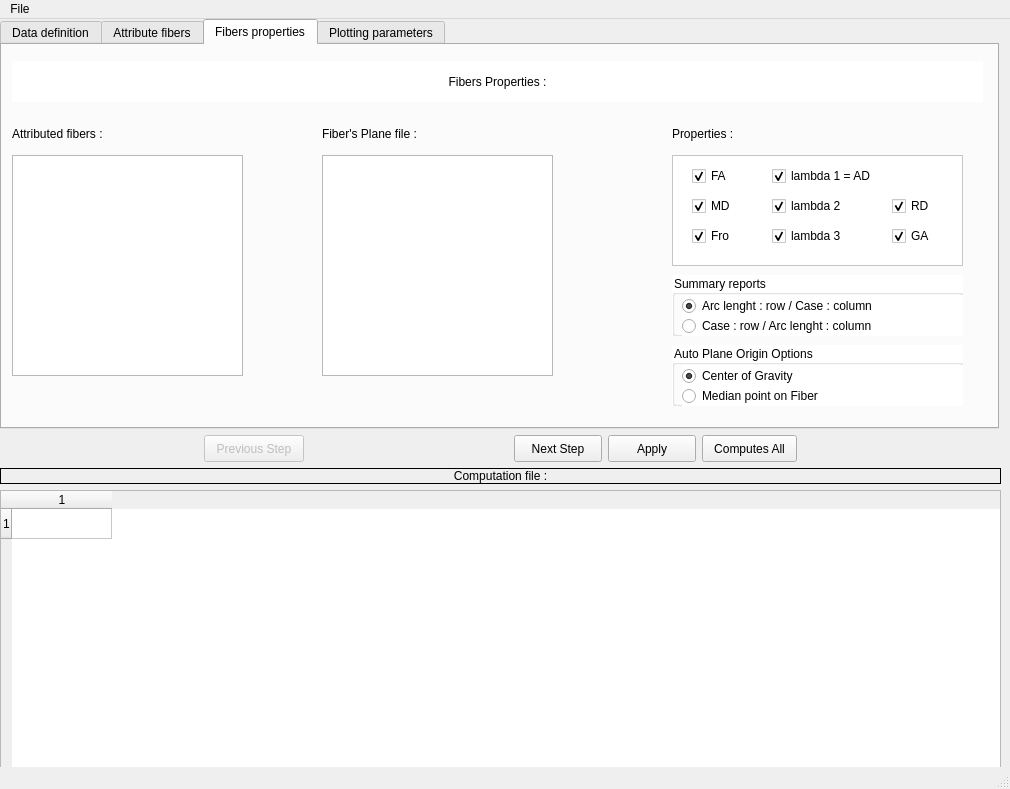
NIRALUser/DTIFiberTractStatistics, file Applications/DTIAtlasFiberAnalyzer/DTIAtlasFiberAnalyzerguiwindow.ui: the form before one commit.
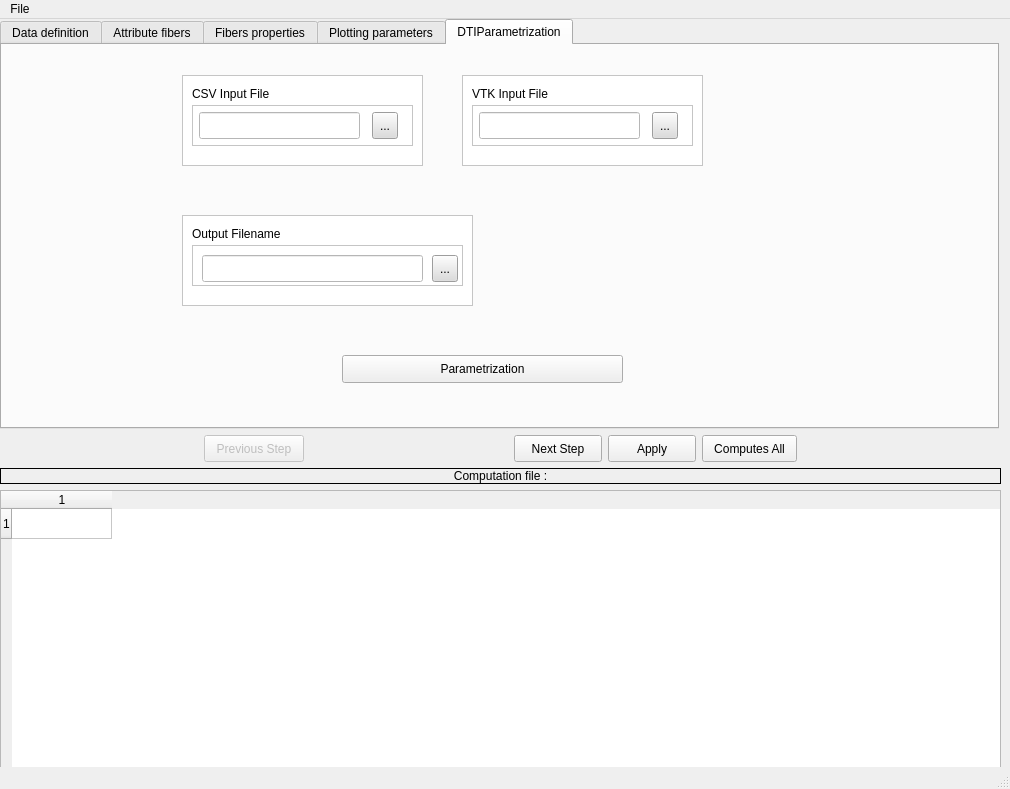
The form after the commit.

The edit to the form file:
```diff
--- a/Applications/DTIAtlasFiberAnalyzer/DTIAtlasFiberAnalyzerguiwindow.ui
+++ b/Applications/DTIAtlasFiberAnalyzer/DTIAtlasFiberAnalyzerguiwindow.ui
@@ -218,7 +218,7 @@
         <string notr="true"/>
        </property>
        <property name="currentIndex">
-        <number>2</number>
+        <number>4</number>
        </property>
        <property name="usesScrollButtons">
         <bool>true</bool>
@@ -1277,7 +1277,7 @@
          <property name="geometry">
           <rect>
            <x>320</x>
-           <y>80</y>
+           <y>70</y>
            <width>241</width>
            <height>17</height>
           </rect>
@@ -1303,7 +1303,7 @@
          <property name="geometry">
           <rect>
            <x>320</x>
-           <y>110</y>
+           <y>130</y>
            <width>231</width>
            <height>221</height>
           </rect>
@@ -1319,7 +1319,7 @@
          <property name="geometry">
           <rect>
            <x>10</x>
-           <y>80</y>
+           <y>90</y>
            <width>241</width>
            <height>17</height>
           </rect>
@@ -1332,7 +1332,7 @@
          <property name="geometry">
           <rect>
            <x>10</x>
-           <y>110</y>
+           <y>130</y>
            <width>231</width>
            <height>221</height>
           </rect>
@@ -1470,6 +1470,255 @@
          </property>
         </widget>
        </widget>
+       <widget class="QWidget" name="DTIParametrization">
+        <attribute name="title">
+         <string>DTIParametrization</string>
+        </attribute>
+        <widget class="QFrame" name="loadparamframe_2">
+         <property name="enabled">
+          <bool>true</bool>
+         </property>
+         <property name="geometry">
+          <rect>
+           <x>180</x>
+           <y>30</y>
+           <width>241</width>
+           <height>91</height>
+          </rect>
+         </property>
+         <property name="styleSheet">
+          <string notr="true">background-color: rgb(255, 255, 255);</string>
+         </property>
+         <property name="frameShape">
+          <enum>QFrame::StyledPanel</enum>
+         </property>
+         <property name="frameShadow">
+          <enum>QFrame::Raised</enum>
+         </property>
+         <widget class="QLabel" name="csvfilenametitle_2">
+          <property name="geometry">
+           <rect>
+            <x>10</x>
+            <y>10</y>
+            <width>211</width>
+            <height>17</height>
+           </rect>
+          </property>
+          <property name="text">
+           <string>CSV Input File</string>
+          </property>
+         </widget>
+         <widget class="QFrame" name="csvframe_2">
+          <property name="geometry">
+           <rect>
+            <x>10</x>
+            <y>30</y>
+            <width>221</width>
+            <height>41</height>
+           </rect>
+          </property>
+          <property name="frameShape">
+           <enum>QFrame::StyledPanel</enum>
+          </property>
+          <property name="frameShadow">
+           <enum>QFrame::Raised</enum>
+          </property>
+          <widget class="QLineEdit" name="DTIPcsvfilename">
+           <property name="geometry">
+            <rect>
+             <x>7</x>
+             <y>7</y>
+             <width>161</width>
+             <height>27</height>
+            </rect>
+           </property>
+          </widget>
+          <widget class="QToolButton" name="DTIPbrowsercsv">
+           <property name="geometry">
+            <rect>
+             <x>180</x>
+             <y>7</y>
+             <width>26</width>
+             <height>27</height>
+            </rect>
+           </property>
+           <property name="styleSheet">
+            <string notr="true">background-color: rgb(220, 220, 220);</string>
+           </property>
+           <property name="text">
+            <string>...</string>
+           </property>
+          </widget>
+         </widget>
+        </widget>
+        <widget class="QFrame" name="loadparamframe_3">
+         <property name="enabled">
+          <bool>true</bool>
+         </property>
+         <property name="geometry">
+          <rect>
+           <x>460</x>
+           <y>30</y>
+           <width>241</width>
+           <height>91</height>
+          </rect>
+         </property>
+         <property name="styleSheet">
+          <string notr="true">background-color: rgb(255, 255, 255);</string>
+         </property>
+         <property name="frameShape">
+          <enum>QFrame::StyledPanel</enum>
+         </property>
+         <property name="frameShadow">
+          <enum>QFrame::Raised</enum>
+         </property>
+         <widget class="QLabel" name="csvfilenametitle_3">
+          <property name="geometry">
+           <rect>
+            <x>10</x>
+            <y>10</y>
+            <width>211</width>
+            <height>17</height>
+           </rect>
+          </property>
+          <property name="text">
+           <string>VTK Input File</string>
+          </property>
+         </widget>
+         <widget class="QFrame" name="csvframe_3">
+          <property name="geometry">
+           <rect>
+            <x>10</x>
+            <y>30</y>
+            <width>221</width>
+            <height>41</height>
+           </rect>
+          </property>
+          <property name="frameShape">
+           <enum>QFrame::StyledPanel</enum>
+          </property>
+          <property name="frameShadow">
+           <enum>QFrame::Raised</enum>
+          </property>
+          <widget class="QLineEdit" name="DTIPvtkfilename">
+           <property name="geometry">
+            <rect>
+             <x>7</x>
+             <y>7</y>
+             <width>161</width>
+             <height>27</height>
+            </rect>
+           </property>
+          </widget>
+          <widget class="QToolButton" name="DTIPbrowservtk">
+           <property name="geometry">
+            <rect>
+             <x>180</x>
+             <y>7</y>
+             <width>26</width>
+             <height>27</height>
+            </rect>
+           </property>
+           <property name="styleSheet">
+            <string notr="true">background-color: rgb(220, 220, 220);</string>
+           </property>
+           <property name="text">
+            <string>...</string>
+           </property>
+          </widget>
+         </widget>
+        </widget>
+        <widget class="QFrame" name="loadparamframe_4">
+         <property name="enabled">
+          <bool>true</bool>
+         </property>
+         <property name="geometry">
+          <rect>
+           <x>180</x>
+           <y>170</y>
+           <width>291</width>
+           <height>91</height>
+          </rect>
+         </property>
+         <property name="styleSheet">
+          <string notr="true">background-color: rgb(255, 255, 255);</string>
+         </property>
+         <property name="frameShape">
+          <enum>QFrame::StyledPanel</enum>
+         </property>
+         <property name="frameShadow">
+          <enum>QFrame::Raised</enum>
+         </property>
+         <widget class="QLabel" name="csvfilenametitle_4">
+          <property name="geometry">
+           <rect>
+            <x>10</x>
+            <y>10</y>
+            <width>211</width>
+            <height>17</height>
+           </rect>
+          </property>
+          <property name="text">
+           <string>Output Filename</string>
+          </property>
+         </widget>
+         <widget class="QFrame" name="csvframe_4">
+          <property name="geometry">
+           <rect>
+            <x>10</x>
+            <y>30</y>
+            <width>271</width>
+            <height>41</height>
+           </rect>
+          </property>
+          <property name="frameShape">
+           <enum>QFrame::StyledPanel</enum>
+          </property>
+          <property name="frameShadow">
+           <enum>QFrame::Raised</enum>
+          </property>
+          <widget class="QLineEdit" name="DTIPoutputfilename">
+           <property name="geometry">
+            <rect>
+             <x>10</x>
+             <y>10</y>
+             <width>221</width>
+             <height>27</height>
+            </rect>
+           </property>
+          </widget>
+          <widget class="QToolButton" name="DTIPbrowseroutput">
+           <property name="geometry">
+            <rect>
+             <x>240</x>
+             <y>10</y>
+             <width>26</width>
+             <height>27</height>
+            </rect>
+           </property>
+           <property name="styleSheet">
+            <string notr="true">background-color: rgb(220, 220, 220);</string>
+           </property>
+           <property name="text">
+            <string>...</string>
+           </property>
+          </widget>
+         </widget>
+        </widget>
+        <widget class="QPushButton" name="DTIPcomputes">
+         <property name="geometry">
+          <rect>
+           <x>340</x>
+           <y>310</y>
+           <width>281</width>
+           <height>28</height>
+          </rect>
+         </property>
+         <property name="text">
+          <string>Parametrization</string>
+         </property>
+        </widget>
+       </widget>
       </widget>
      </item>
     </layout>
```
Left out of the diff: 64 changed lines with no effect on the pictures.
